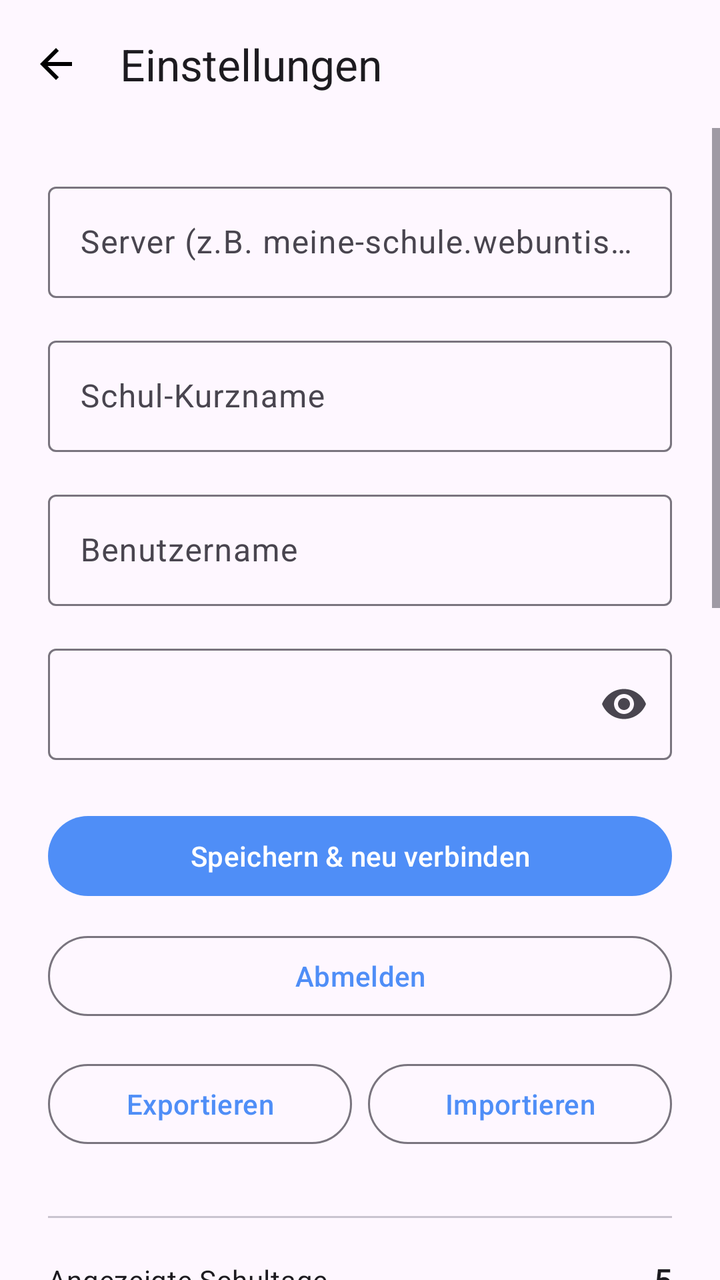
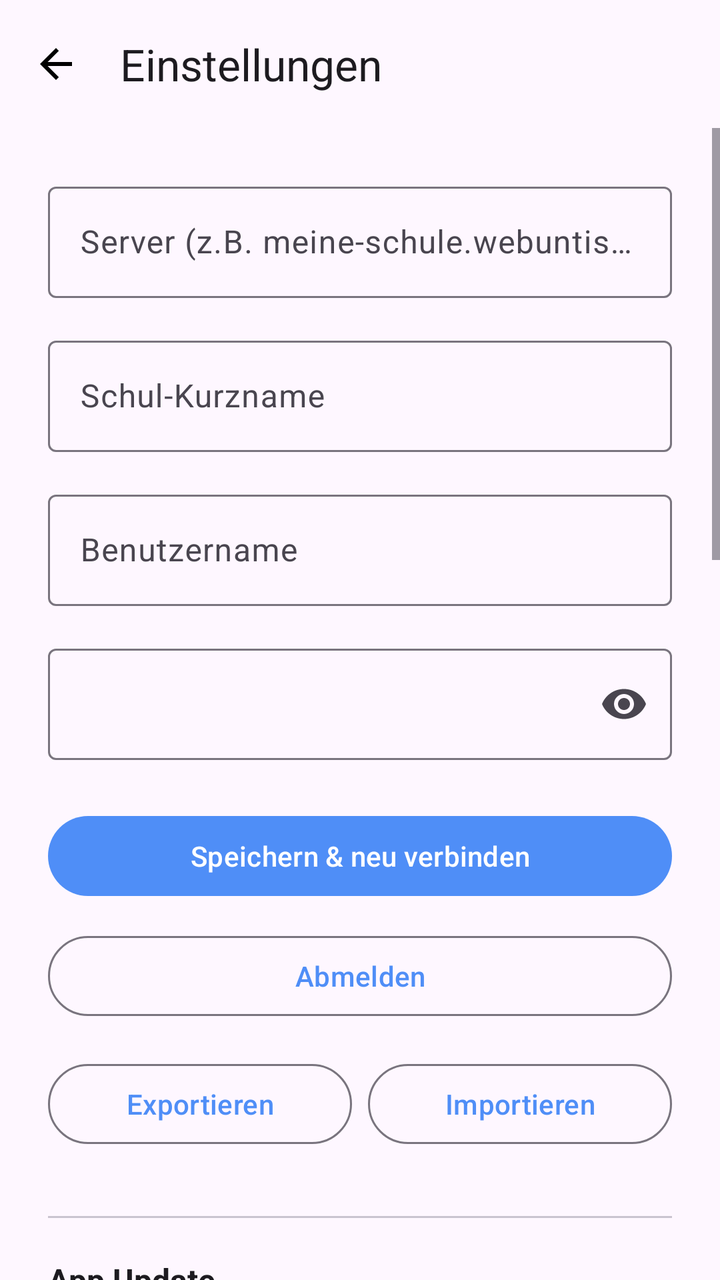

An Android layout rendered at two revisions. The XML below is the earlier revision; the diff shows what the commit changed to produce the second picture.
<!-- AndroidManifest.xml: application theme Theme.WebUntis -->
<!-- res/layout/fragment_settings.xml -->
<?xml version="1.0" encoding="utf-8"?>
<LinearLayout xmlns:android="http://schemas.android.com/apk/res/android"
    xmlns:app="http://schemas.android.com/apk/res-auto"
    android:layout_width="match_parent"
    android:layout_height="match_parent"
    android:orientation="vertical"
    android:background="?attr/colorSurface">

    <com.google.android.material.appbar.AppBarLayout
        android:layout_width="match_parent"
        android:layout_height="wrap_content">
        <com.google.android.material.appbar.MaterialToolbar
            android:id="@+id/toolbar"
            android:layout_width="match_parent"
            android:layout_height="?attr/actionBarSize"
            app:title="@string/nav_settings"
            app:navigationIcon="@drawable/ic_back" />
    </com.google.android.material.appbar.AppBarLayout>

    <ScrollView
        android:layout_width="match_parent"
        android:layout_height="0dp"
        android:layout_weight="1">

        <LinearLayout
            android:layout_width="match_parent"
            android:layout_height="wrap_content"
            android:orientation="vertical"
            android:padding="24dp">

            <com.google.android.material.textfield.TextInputLayout
                android:layout_width="match_parent"
                android:layout_height="wrap_content"
                android:layout_marginBottom="16dp"
                style="@style/Widget.Material3.TextInputLayout.OutlinedBox"
                android:hint="@string/login_server_hint">
                <com.google.android.material.textfield.TextInputEditText
                    android:id="@+id/input_server"
                    android:layout_width="match_parent"
                    android:layout_height="wrap_content"
                    android:inputType="textUri"
                    android:imeOptions="actionNext" />
            </com.google.android.material.textfield.TextInputLayout>

            <com.google.android.material.textfield.TextInputLayout
                android:layout_width="match_parent"
                android:layout_height="wrap_content"
                android:layout_marginBottom="16dp"
                style="@style/Widget.Material3.TextInputLayout.OutlinedBox"
                android:hint="@string/login_schoolname_hint">
                <com.google.android.material.textfield.TextInputEditText
                    android:id="@+id/input_schoolname"
                    android:layout_width="match_parent"
                    android:layout_height="wrap_content"
                    android:inputType="text"
                    android:imeOptions="actionNext" />
            </com.google.android.material.textfield.TextInputLayout>

            <com.google.android.material.textfield.TextInputLayout
                android:layout_width="match_parent"
                android:layout_height="wrap_content"
                android:layout_marginBottom="16dp"
                style="@style/Widget.Material3.TextInputLayout.OutlinedBox"
                android:hint="@string/login_username_hint">
                <com.google.android.material.textfield.TextInputEditText
                    android:id="@+id/input_username"
                    android:layout_width="match_parent"
                    android:layout_height="wrap_content"
                    android:inputType="textEmailAddress"
                    android:imeOptions="actionNext" />
            </com.google.android.material.textfield.TextInputLayout>

            <com.google.android.material.textfield.TextInputLayout
                android:layout_width="match_parent"
                android:layout_height="wrap_content"
                android:layout_marginBottom="24dp"
                style="@style/Widget.Material3.TextInputLayout.OutlinedBox"
                app:endIconMode="password_toggle">
                <com.google.android.material.textfield.TextInputEditText
                    android:id="@+id/input_password"
                    android:layout_width="match_parent"
                    android:layout_height="wrap_content"
                    android:inputType="textPassword"
                    android:imeOptions="actionDone" />
            </com.google.android.material.textfield.TextInputLayout>

            <ProgressBar
                android:id="@+id/progress_bar"
                android:layout_width="wrap_content"
                android:layout_height="wrap_content"
                android:layout_gravity="center"
                android:layout_marginBottom="16dp"
                android:visibility="gone" />

            <TextView
                android:id="@+id/status_text"
                android:layout_width="match_parent"
                android:layout_height="wrap_content"
                android:layout_marginBottom="16dp"
                android:textSize="14sp"
                android:textColor="?attr/colorError"
                android:visibility="gone" />

            <com.google.android.material.button.MaterialButton
                android:id="@+id/btn_save"
                android:layout_width="match_parent"
                android:layout_height="wrap_content"
                android:layout_marginBottom="12dp"
                android:text="@string/settings_save_button" />

            <com.google.android.material.button.MaterialButton
                android:id="@+id/btn_logout"
                style="@style/Widget.Material3.Button.OutlinedButton"
                android:layout_width="match_parent"
                android:layout_height="wrap_content"
                android:layout_marginBottom="12dp"
                android:text="@string/settings_logout_button" />

            
            <LinearLayout
                android:layout_width="match_parent"
                android:layout_height="wrap_content"
                android:orientation="horizontal"
                android:layout_marginTop="4dp"
                android:layout_marginBottom="4dp">

                <com.google.android.material.button.MaterialButton
                    android:id="@+id/btn_export_settings"
                    style="@style/Widget.Material3.Button.OutlinedButton"
                    android:layout_width="0dp"
                    android:layout_height="wrap_content"
                    android:layout_weight="1"
                    android:layout_marginEnd="8dp"
                    android:text="@string/settings_export_button" />

                <com.google.android.material.button.MaterialButton
                    android:id="@+id/btn_import_settings"
                    style="@style/Widget.Material3.Button.OutlinedButton"
                    android:layout_width="0dp"
                    android:layout_height="wrap_content"
                    android:layout_weight="1"
                    android:text="@string/settings_import_button" />

            </LinearLayout>

            
            <View
                android:layout_width="match_parent"
                android:layout_height="1dp"
                android:layout_marginTop="28dp"
                android:layout_marginBottom="20dp"
                android:background="?attr/colorOutlineVariant" />

            <LinearLayout
                android:layout_width="match_parent"
                android:layout_height="wrap_content"
                android:orientation="horizontal"
                android:gravity="center_vertical"
                android:layout_marginBottom="4dp">

                <TextView
                    android:layout_width="0dp"
                    android:layout_height="wrap_content"
                    android:layout_weight="1"
                    android:text="@string/settings_timetable_days_label"
                    android:textAppearance="?attr/textAppearanceBodyMedium" />

                <TextView
                    android:id="@+id/text_timetable_days_value"
                    android:layout_width="32dp"
                    android:layout_height="wrap_content"
                    android:gravity="end"
                    android:textAppearance="?attr/textAppearanceTitleMedium"
                    android:text="5" />

            </LinearLayout>

            <SeekBar
                android:id="@+id/seeker_timetable_days"
                android:layout_width="match_parent"
                android:layout_height="wrap_content"
                android:layout_marginBottom="24dp"
                android:max="19"
                android:progress="4" />

            
            <com.google.android.material.materialswitch.MaterialSwitch
                android:id="@+id/switch_compact_week_view"
                android:layout_width="match_parent"
                android:layout_height="wrap_content"
                android:layout_marginBottom="12dp"
                android:text="@string/settings_use_compact_week_view"
                android:textAppearance="?attr/textAppearanceBodyMedium" />

            
            <TextView
                android:layout_width="match_parent"
                android:layout_height="wrap_content"
                android:layout_marginTop="8dp"
                android:layout_marginBottom="8dp"
                android:text="@string/settings_long_names_section"
                android:textAppearance="?attr/textAppearanceLabelMedium"
                android:textColor="?attr/colorPrimary" />

            <com.google.android.material.materialswitch.MaterialSwitch
                android:id="@+id/switch_long_subjects"
                android:layout_width="match_parent"
                android:layout_height="wrap_content"
                android:layout_marginBottom="4dp"
                android:text="@string/settings_show_long_subjects"
                android:textAppearance="?attr/textAppearanceBodyMedium" />

            <com.google.android.material.materialswitch.MaterialSwitch
                android:id="@+id/switch_long_teachers"
                android:layout_width="match_parent"
                android:layout_height="wrap_content"
                android:layout_marginBottom="4dp"
                android:text="@string/settings_show_long_teachers"
                android:textAppearance="?attr/textAppearanceBodyMedium" />

            <com.google.android.material.materialswitch.MaterialSwitch
                android:id="@+id/switch_long_rooms"
                android:layout_width="match_parent"
                android:layout_height="wrap_content"
                android:layout_marginBottom="20dp"
                android:text="@string/settings_show_long_rooms"
                android:textAppearance="?attr/textAppearanceBodyMedium" />

            
            <LinearLayout
                android:layout_width="match_parent"
                android:layout_height="wrap_content"
                android:orientation="horizontal"
                android:gravity="center_vertical"
                android:layout_marginTop="8dp"
                android:layout_marginBottom="4dp">

                <TextView
                    android:layout_width="0dp"
                    android:layout_height="wrap_content"
                    android:layout_weight="1"
                    android:text="@string/settings_cache_label"
                    android:textAppearance="?attr/textAppearanceBodyMedium" />

                <TextView
                    android:id="@+id/text_cache_ttl_value"
                    android:layout_width="wrap_content"
                    android:layout_height="wrap_content"
                    android:minWidth="72dp"
                    android:gravity="end"
                    android:textAppearance="?attr/textAppearanceTitleMedium"
                    android:text="5 Minuten" />

            </LinearLayout>

            <SeekBar
                android:id="@+id/seeker_cache_ttl"
                android:layout_width="match_parent"
                android:layout_height="wrap_content"
                android:layout_marginBottom="24dp"
                android:max="60"
                android:progress="5" />

            
            <View
                android:layout_width="match_parent"
                android:layout_height="1dp"
                android:layout_marginTop="4dp"
                android:layout_marginBottom="20dp"
                android:background="?attr/colorOutlineVariant" />

            <TextView
                android:layout_width="match_parent"
                android:layout_height="wrap_content"
                android:layout_marginBottom="4dp"
                android:text="@string/settings_second_account_title"
                android:textSize="16sp"
                android:textStyle="bold"
                android:textColor="?attr/colorOnSurface" />

            <TextView
                android:layout_width="match_parent"
                android:layout_height="wrap_content"
                android:layout_marginBottom="16dp"
                android:text="@string/settings_second_account_notice"
                android:textSize="13sp"
                android:textColor="?attr/colorOnSurfaceVariant" />

            <com.google.android.material.textfield.TextInputLayout
                android:layout_width="match_parent"
                android:layout_height="wrap_content"
                android:layout_marginBottom="16dp"
                style="@style/Widget.Material3.TextInputLayout.OutlinedBox"
                android:hint="@string/settings_second_label_hint">
                <com.google.android.material.textfield.TextInputEditText
                    android:id="@+id/input_second_label"
                    android:layout_width="match_parent"
                    android:layout_height="wrap_content"
                    android:inputType="text"
                    android:imeOptions="actionNext" />
            </com.google.android.material.textfield.TextInputLayout>

            <com.google.android.material.textfield.TextInputLayout
                android:layout_width="match_parent"
                android:layout_height="wrap_content"
                android:layout_marginBottom="16dp"
                style="@style/Widget.Material3.TextInputLayout.OutlinedBox"
                android:hint="@string/settings_second_username_hint">
                <com.google.android.material.textfield.TextInputEditText
                    android:id="@+id/input_second_username"
                    android:layout_width="match_parent"
                    android:layout_height="wrap_content"
                    android:inputType="textEmailAddress"
                    android:imeOptions="actionNext" />
            </com.google.android.material.textfield.TextInputLayout>

            <com.google.android.material.textfield.TextInputLayout
                android:layout_width="match_parent"
                android:layout_height="wrap_content"
                android:layout_marginBottom="16dp"
                style="@style/Widget.Material3.TextInputLayout.OutlinedBox"
                app:endIconMode="password_toggle"
                android:hint="@string/settings_second_password_hint">
                <com.google.android.material.textfield.TextInputEditText
                    android:id="@+id/input_second_password"
                    android:layout_width="match_parent"
                    android:layout_height="wrap_content"
                    android:inputType="textPassword"
                    android:imeOptions="actionDone" />
            </com.google.android.material.textfield.TextInputLayout>

            <com.google.android.material.button.MaterialButton
                android:id="@+id/btn_save_second"
                android:layout_width="match_parent"
                android:layout_height="wrap_content"
                android:layout_marginBottom="8dp"
                android:text="@string/settings_second_save_button" />

            <com.google.android.material.button.MaterialButton
                android:id="@+id/btn_remove_second"
                style="@style/Widget.Material3.Button.OutlinedButton"
                android:layout_width="match_parent"
                android:layout_height="wrap_content"
                android:layout_marginBottom="8dp"
                android:text="@string/settings_second_remove_button"
                android:visibility="gone" />

            <TextView
                android:id="@+id/status_second"
                android:layout_width="match_parent"
                android:layout_height="wrap_content"
                android:layout_marginBottom="8dp"
                android:textSize="13sp"
                android:textColor="?attr/colorPrimary"
                android:visibility="gone" />

        </LinearLayout>
    </ScrollView>

</LinearLayout>
<!-- resources referenced by this layout -->
<resources>
  <!-- drawable ic_back (drawable) -->
  <?xml version="1.0" encoding="utf-8"?>
  <vector xmlns:android="http://schemas.android.com/apk/res/android"
      android:width="24dp" android:height="24dp"
      android:viewportWidth="24" android:viewportHeight="24">
      <path android:fillColor="#FF000000"
          android:pathData="M20,11H7.83l5.59,-5.59L12,4l-8,8 8,8 1.41,-1.41L7.83,13H20v-2z"/>
  </vector>
  <string name="login_schoolname_hint">Schul-Kurzname</string>
  <string name="login_server_hint">Server (z.B. meine-schule.webuntis.com)</string>
  <string name="login_username_hint">Benutzername</string>
  <string name="nav_settings">Einstellungen</string>
  <string name="settings_cache_label">Cache-Dauer</string>
  <string name="settings_export_button">Exportieren</string>
  <string name="settings_import_button">Importieren</string>
  <string name="settings_logout_button">Abmelden</string>
  <string name="settings_long_names_section">Klarnamen anzeigen</string>
  <string name="settings_save_button">Speichern &amp; neu verbinden</string>
  <string name="settings_second_account_notice">Nachrichten beider Accounts werden zusammengeführt.</string>
  <string name="settings_second_account_title">Zweiter Account (Schüler)</string>
  <string name="settings_second_label_hint">Bezeichnung (z. B. Simon)</string>
  <string name="settings_second_password_hint">Passwort (Schüler)</string>
  <string name="settings_second_remove_button">Zweiten Account entfernen</string>
  <string name="settings_second_save_button">Zweiten Account speichern</string>
  <string name="settings_second_username_hint">Benutzername (Schüler)</string>
  <string name="settings_show_long_rooms">Raumname ausschreiben (z.B. „Klassenraum 7c")</string>
  <string name="settings_show_long_subjects">Fachname ausschreiben (z.B. „Mathematik")</string>
  <string name="settings_show_long_teachers">Lehrername ausschreiben (z.B. „Mustermann")</string>
  <string name="settings_timetable_days_label">Angezeigte Schultage</string>
  <string name="settings_use_compact_week_view">Wochenansicht kompakt nebeneinander</string>
  <style name="Theme.WebUntis" parent="Theme.Material3.DayNight.NoActionBar">
          <item name="colorPrimary">@color/primary</item>
          <item name="colorPrimaryVariant">@color/primary_variant</item>
          <item name="colorOnPrimary">@color/on_primary</item>
          <item name="android:statusBarColor">?attr/colorSurface</item>
          <item name="android:navigationBarColor">?attr/colorSurface</item>
          <item name="android:windowLightStatusBar">true</item>
      </style>
  <color name="primary">#4F8EF7</color>
  <color name="primary_variant">#6C63FF</color>
  <color name="on_primary">#FFFFFF</color>
</resources>

<!-- the commit's change to res/layout/fragment_settings.xml (unified diff, before → after) -->
@@ -151,6 +151,38 @@
                 android:layout_marginBottom="20dp"
                 android:background="?attr/colorOutlineVariant" />
 
+            <TextView
+                android:layout_width="match_parent"
+                android:layout_height="wrap_content"
+                android:text="@string/settings_update_title"
+                android:textSize="16sp"
+                android:textStyle="bold"
+                android:textColor="?attr/colorOnSurface" />
+
+            <TextView
+                android:id="@+id/text_version_info"
+                android:layout_width="match_parent"
+                android:layout_height="wrap_content"
+                android:layout_marginTop="4dp"
+                android:layout_marginBottom="12dp"
+                android:textSize="13sp"
+                android:textColor="?attr/colorOnSurfaceVariant"
+                android:text="Installierte Version: 1.0.0" />
+
+            <com.google.android.material.button.MaterialButton
+                android:id="@+id/btn_check_update"
+                android:layout_width="match_parent"
+                android:layout_height="wrap_content"
+                android:text="@string/settings_update_check_button" />
+
+            
+            <View
+                android:layout_width="match_parent"
+                android:layout_height="1dp"
+                android:layout_marginTop="28dp"
+                android:layout_marginBottom="20dp"
+                android:background="?attr/colorOutlineVariant" />
+
             <LinearLayout
                 android:layout_width="match_parent"
                 android:layout_height="wrap_content"
<!-- resource entries referenced after the edit -->
@@ -29,6 +29,8 @@
   <string name="settings_show_long_subjects">Fachname ausschreiben (z.B. „Mathematik")</string>
   <string name="settings_show_long_teachers">Lehrername ausschreiben (z.B. „Mustermann")</string>
   <string name="settings_timetable_days_label">Angezeigte Schultage</string>
+  <string name="settings_update_check_button">Nach Updates suchen</string>
+  <string name="settings_update_title">App Update</string>
   <string name="settings_use_compact_week_view">Wochenansicht kompakt nebeneinander</string>
   <style name="Theme.WebUntis" parent="Theme.Material3.DayNight.NoActionBar">
           <item name="colorPrimary">@color/primary</item>
